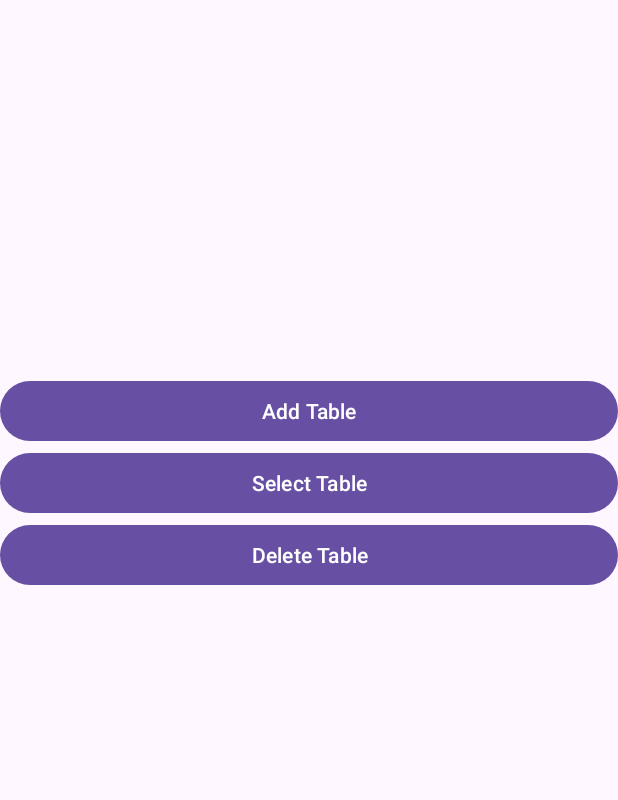
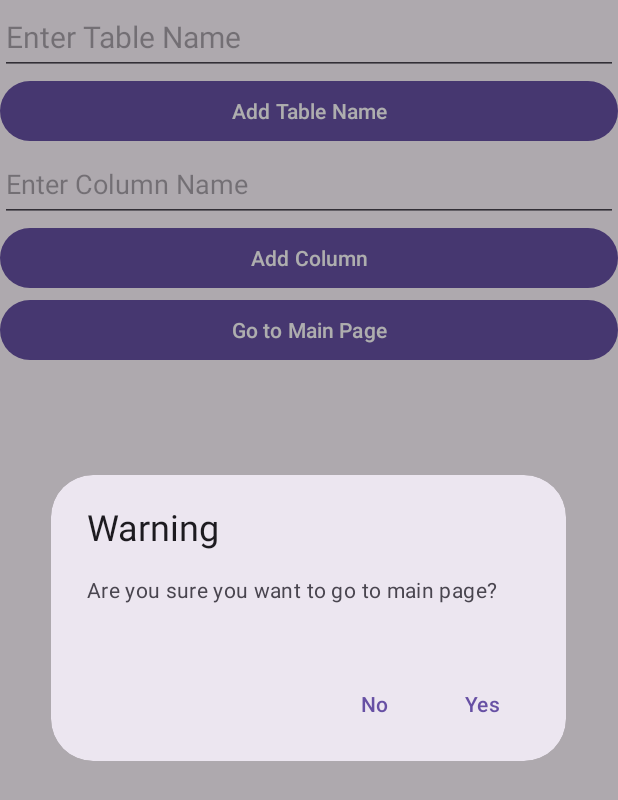
Before and after one commit to DAVITI11/BaseCon, an Android app: the fragment FragmentToAddTable placed in its activity, after a tap on "Go to Main Page", on a phone screen of 412 x 824 dp. Shown: the top 800 px of the screen. Run offline under Robolectric (Android 15) with nearby library versions, the phone set to English and light mode, and no system bars.

Commit message:
push project

```diff
--- a/app/src/main/java/com/example/davaleba1/FragmentToAddTable.java
+++ b/app/src/main/java/com/example/davaleba1/FragmentToAddTable.java
@@ -4,14 +4,36 @@ import android.os.Bundle;
 import android.view.LayoutInflater;
 import android.view.View;
 import android.view.ViewGroup;
+import android.widget.ArrayAdapter;
 import android.widget.Button;
+import android.widget.EditText;
+import android.widget.ListView;
+import android.widget.TextView;
 
 import androidx.annotation.NonNull;
 import androidx.annotation.Nullable;
 import androidx.fragment.app.Fragment;
 
+import com.google.android.material.dialog.MaterialAlertDialogBuilder;
+
+import java.util.ArrayList;
+
 public class FragmentToAddTable extends Fragment {
     Button GoToMain;
+    Button AddTableName;
+    Button AddColumn;
+    EditText TableNameInput;
+    EditText ColumnNameInput;
+
+    TextView TableName;
+    TextView ColmnNm;
+    TextView ColumnType;
+    ListView ColumnList;
+    ListView ColumnTpList;
+
+    ArrayList<String> ColumnsName = new ArrayList<>();
+    ArrayList<String> ColumnsType = new ArrayList<>();
+
     @Override
     public View onCreateView(LayoutInflater inflater, ViewGroup container, Bundle savedInstanceState) {
         View view = inflater.inflate(R.layout.frgmlayout, container, false);
@@ -23,8 +45,66 @@ public class FragmentToAddTable extends Fragment {
         super.onViewCreated(view, savedInstanceState);
 
         GoToMain = view.findViewById(R.id.GoToMainButton);
+        AddTableName = view.findViewById(R.id.AddTableName);
+        AddColumn = view.findViewById(R.id.AddColumn);
+        TableNameInput = view.findViewById(R.id.TableNameInput);
+        ColumnNameInput = view.findViewById(R.id.ColumnName);
+        TableName = view.findViewById(R.id.TableName);
+        ColmnNm = view.findViewById(R.id.ColmnNm);
+        ColumnType = view.findViewById(R.id.ColmnTp);
+        ColumnList = view.findViewById(R.id.ColumnList);
+        ColumnTpList = view.findViewById(R.id.ColumnTpList);
+
         GoToMain.setOnClickListener(v->{
-            ((MainActivity)getActivity()).ChangeFragment(new FirstFrmg());
+            new MaterialAlertDialogBuilder(requireContext())
+                    .setTitle("Warning")
+                    .setMessage("Are you sure you want to go to main page?")
+                    .setPositiveButton("Yes", (dialog, which) -> {
+                        ((MainActivity)getActivity()).ChangeFragment(new FirstFrmg());
+                    })
+                    .setNegativeButton("No", (dialog, which) -> {
+                        dialog.dismiss();
+                    })
+                    .show();
+        });
+        AddTableName.setOnClickListener(v->{
+            if(!TableNameInput.getText().toString().isEmpty()){
+                TableName.setText("Table Name is : " + TableNameInput.getText().toString());
+                TableNameInput.setText("");
+            }
+        });
+        AddColumn.setOnClickListener(v->{
+            if(!ColumnNameInput.getText().toString().isEmpty()){
+                ColmnNm.setText("Column Name");
+                ColumnType.setText("Column Type");
+                ColumnsName.add(ColumnNameInput.getText().toString());
+                ColumnsType.add("Text");
+                SetAdapter();
+                ColumnNameInput.setText("");
+            }
+        });
+        ColumnList.setOnItemLongClickListener((parent, v, position, id) -> {
+            new MaterialAlertDialogBuilder(requireContext())
+                    .setTitle("Warning")
+                    .setMessage("Are you sure you want to delete this column?")
+                    .setPositiveButton("Yes", (dialog, which) -> {
+                        ColumnsName.remove(position);
+                        ColumnsType.remove(position);
+                        SetAdapter();
+                    })
+                    .setNegativeButton("No", (dialog, which) -> {
+                        dialog.dismiss();
+                    })
+                    .show();
+
+
+            return true;
         });
     }
+    void SetAdapter(){
+        ArrayAdapter<String> adapter = new ArrayAdapter<String>(getActivity(), android.R.layout.simple_list_item_1, ColumnsName);
+        ArrayAdapter<String> adapter2 = new ArrayAdapter<String>(getActivity(), android.R.layout.simple_list_item_1, ColumnsType);
+        ColumnList.setAdapter(adapter);
+        ColumnTpList.setAdapter(adapter2);
+    }
 }
--- a/app/src/main/res/layout/frgmlayout.xml
+++ b/app/src/main/res/layout/frgmlayout.xml
@@ -7,8 +7,25 @@
     android:layout_height="match_parent"
     android:orientation="vertical">
 
-  <EditText android:id="@+id/TableName" android:layout_width="match_parent" android:layout_height="50dp" android:hint="Table Name" android:textSize="20dp"></EditText>
+  <EditText android:id="@+id/TableNameInput" android:layout_width="match_parent" android:layout_height="50dp" android:hint="Enter Table Name" android:textSize="20dp"></EditText>
 
-  <Button android:id="@+id/GoToMainButton" android:layout_width="match_parent" android:layout_height="wrap_content" android:text="Go to Main Page" android:layout_marginTop="600dp"></Button>
+  <Button android:id="@+id/AddTableName" android:layout_width="match_parent" android:layout_height="wrap_content" android:text="Add Table Name"></Button>
 
+  <EditText android:id="@+id/ColumnName" android:layout_width="match_parent" android:layout_height="50dp" android:hint="Enter Column Name"></EditText>
+
+  <Button android:id="@+id/AddColumn" android:layout_width="match_parent" android:layout_height="wrap_content" android:text="Add Column"></Button>
+
+  <Button android:id="@+id/GoToMainButton" android:layout_width="match_parent" android:layout_height="wrap_content" android:text="Go to Main Page"></Button>
+
+  <TextView android:id="@+id/TableName" android:layout_width="match_parent" android:layout_height="50dp" android:textAlignment="center" android:textSize="20dp"></TextView>
+
+  <LinearLayout android:layout_width="match_parent" android:layout_height="50dp" android:orientation="horizontal">
+    <TextView android:id="@+id/ColmnNm" android:layout_width="0dp" android:layout_height="50dp" android:layout_weight="1" android:textAlignment="center"></TextView>
+    <TextView android:id="@+id/ColmnTp" android:layout_width="0dp" android:layout_height="50dp" android:layout_weight="1" android:textAlignment="center"></TextView>
+  </LinearLayout>
+
+  <LinearLayout android:layout_width="match_parent" android:layout_height="wrap_content" android:layout_weight="2">
+    <ListView android:id="@+id/ColumnList" android:layout_width="match_parent" android:layout_height="wrap_content" android:layout_weight="1" android:textAlignment="center"></ListView>
+    <ListView android:id="@+id/ColumnTpList" android:layout_width="match_parent" android:layout_height="wrap_content" android:layout_weight="1" android:textAlignment="center"></ListView>
+  </LinearLayout>
 </LinearLayout>
```
